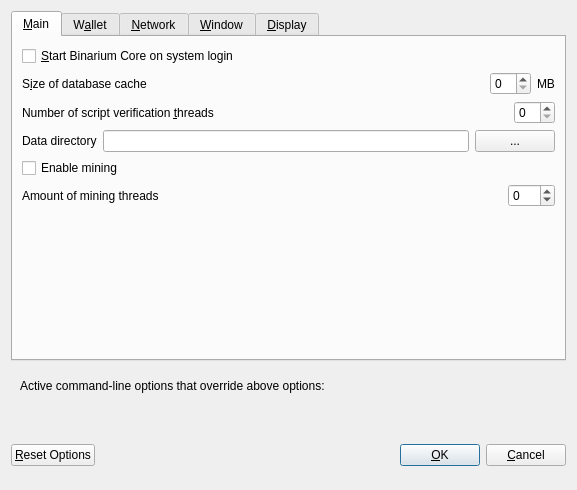
Qt form src/qt/forms/optionsdialog.ui (binariumpay/binarium) before a commit.
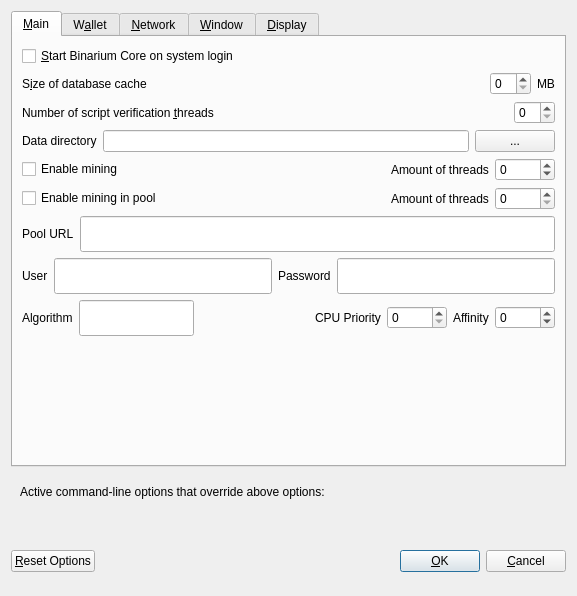
The same form after that commit. Custom widgets are drawn as their Qt base class.

Patch:
```diff
--- a/src/qt/forms/optionsdialog.ui
+++ b/src/qt/forms/optionsdialog.ui
@@ -7,7 +7,7 @@
     <x>0</x>
     <y>0</y>
     <width>577</width>
-    <height>490</height>
+    <height>596</height>
    </rect>
   </property>
   <property name="windowTitle">
@@ -166,19 +166,12 @@
          </item>
         </layout>
        </item>
-       <item>
-        <widget class="QCheckBox" name="cbEnableMining">
-         <property name="text">
-          <string>Enable mining</string>
-         </property>
-        </widget>
-       </item>
        <item>
         <layout class="QHBoxLayout" name="horizontalLayout_3">
          <item>
-          <widget class="QLabel" name="lbMiningThreads">
+          <widget class="QCheckBox" name="cbEnableMining">
            <property name="text">
-            <string>Amount of mining threads</string>
+            <string>Enable mining</string>
            </property>
           </widget>
          </item>
@@ -195,8 +188,27 @@
            </property>
           </spacer>
          </item>
+         <item>
+          <widget class="QLabel" name="lbMiningThreads">
+           <property name="text">
+            <string>Amount of threads</string>
+           </property>
+          </widget>
+         </item>
          <item>
           <widget class="QSpinBox" name="spinboxAmountOfMiningThreads">
+           <property name="minimumSize">
+            <size>
+             <width>60</width>
+             <height>0</height>
+            </size>
+           </property>
+           <property name="maximumSize">
+            <size>
+             <width>60</width>
+             <height>16777215</height>
+            </size>
+           </property>
            <property name="toolTip">
             <string>Amount of mining threads should be less of equal than amount of your CPU threads. -1 means : Use all cores.</string>
            </property>
@@ -210,6 +222,264 @@
          </item>
         </layout>
        </item>
+       <item>
+        <layout class="QHBoxLayout" name="horizontalLayout_4">
+         <property name="bottomMargin">
+          <number>0</number>
+         </property>
+         <item>
+          <widget class="QCheckBox" name="cbEnableMiningInPool">
+           <property name="text">
+            <string>Enable mining in pool</string>
+           </property>
+          </widget>
+         </item>
+         <item>
+          <spacer name="horizontalSpacer_3">
+           <property name="orientation">
+            <enum>Qt::Horizontal</enum>
+           </property>
+           <property name="sizeHint" stdset="0">
+            <size>
+             <width>40</width>
+             <height>20</height>
+            </size>
+           </property>
+          </spacer>
+         </item>
+         <item>
+          <widget class="QLabel" name="label_4">
+           <property name="text">
+            <string>Amount of threads</string>
+           </property>
+          </widget>
+         </item>
+         <item>
+          <widget class="QSpinBox" name="spinboxAmountOfPoolMiningThreads">
+           <property name="minimumSize">
+            <size>
+             <width>60</width>
+             <height>0</height>
+            </size>
+           </property>
+           <property name="maximumSize">
+            <size>
+             <width>60</width>
+             <height>16777215</height>
+            </size>
+           </property>
+           <property name="toolTip">
+            <string>Amount of mining threads should be less of equal than amount of your CPU threads. -1 means : Use all cores.</string>
+           </property>
+          </widget>
+         </item>
+        </layout>
+       </item>
+       <item>
+        <layout class="QHBoxLayout" name="horizontalLayout_5">
+         <property name="bottomMargin">
+          <number>0</number>
+         </property>
+         <item>
+          <widget class="QLabel" name="label_5">
+           <property name="text">
+            <string>Pool URL</string>
+           </property>
+          </widget>
+         </item>
+         <item>
+          <widget class="QLineEdit" name="edPoolURL">
+           <property name="minimumSize">
+            <size>
+             <width>0</width>
+             <height>36</height>
+            </size>
+           </property>
+           <property name="maximumSize">
+            <size>
+             <width>16777215</width>
+             <height>36</height>
+            </size>
+           </property>
+           <property name="baseSize">
+            <size>
+             <width>0</width>
+             <height>0</height>
+            </size>
+           </property>
+           <property name="toolTip">
+            <string>Place here pool URL, like stratum+tcp://pool.binarium.money:3001 .</string>
+           </property>
+          </widget>
+         </item>
+        </layout>
+       </item>
+       <item>
+        <layout class="QHBoxLayout" name="horizontalLayout_6">
+         <property name="bottomMargin">
+          <number>0</number>
+         </property>
+         <item>
+          <widget class="QLabel" name="label_7">
+           <property name="text">
+            <string>User</string>
+           </property>
+          </widget>
+         </item>
+         <item>
+          <widget class="QLineEdit" name="edUser">
+           <property name="minimumSize">
+            <size>
+             <width>0</width>
+             <height>36</height>
+            </size>
+           </property>
+           <property name="maximumSize">
+            <size>
+             <width>16777215</width>
+             <height>36</height>
+            </size>
+           </property>
+           <property name="toolTip">
+            <string>Place here your Binariums receive address, you can generate one on Receive tab of wallet.</string>
+           </property>
+          </widget>
+         </item>
+         <item>
+          <widget class="QLabel" name="label_6">
+           <property name="text">
+            <string>Password</string>
+           </property>
+          </widget>
+         </item>
+         <item>
+          <widget class="QLineEdit" name="edPassword">
+           <property name="minimumSize">
+            <size>
+             <width>0</width>
+             <height>36</height>
+            </size>
+           </property>
+           <property name="maximumSize">
+            <size>
+             <width>16777215</width>
+             <height>36</height>
+            </size>
+           </property>
+           <property name="toolTip">
+            <string>Password for your account on pool.</string>
+           </property>
+          </widget>
+         </item>
+        </layout>
+       </item>
+       <item>
+        <layout class="QHBoxLayout" name="horizontalLayout_7">
+         <property name="bottomMargin">
+          <number>0</number>
+         </property>
+         <item>
+          <widget class="QLabel" name="label_8">
+           <property name="text">
+            <string>Algorithm</string>
+           </property>
+          </widget>
+         </item>
+         <item>
+          <widget class="QLineEdit" name="edPoolMiningAlgorithm">
+           <property name="minimumSize">
+            <size>
+             <width>0</width>
+             <height>36</height>
+            </size>
+           </property>
+           <property name="maximumSize">
+            <size>
+             <width>16777215</width>
+             <height>36</height>
+            </size>
+           </property>
+           <property name="toolTip">
+            <string>Hashing algorithm, for Binarium it should be Binarium_hash_v1 .</string>
+           </property>
+          </widget>
+         </item>
+         <item>
+          <spacer name="horizontalSpacer_5">
+           <property name="orientation">
+            <enum>Qt::Horizontal</enum>
+           </property>
+           <property name="sizeHint" stdset="0">
+            <size>
+             <width>40</width>
+             <height>20</height>
+            </size>
+           </property>
+          </spacer>
+         </item>
+         <item>
+          <widget class="QLabel" name="label_9">
+           <property name="text">
+            <string>CPU Priority</string>
+           </property>
+          </widget>
+         </item>
+         <item>
+          <widget class="QSpinBox" name="spinboxPoolMinerCPUPriority">
+           <property name="minimumSize">
+            <size>
+             <width>60</width>
+             <height>0</height>
+            </size>
+           </property>
+           <property name="maximumSize">
+            <size>
+             <width>60</width>
+             <height>16777215</height>
+            </size>
+           </property>
+           <property name="toolTip">
+            <string>CPU priority of pool-mining threads : 0 - 5.</string>
+           </property>
+           <property name="minimum">
+            <number>0</number>
+           </property>
+           <property name="maximum">
+            <number>5</number>
+           </property>
+          </widget>
+         </item>
+         <item>
+          <widget class="QLabel" name="label_10">
+           <property name="text">
+            <string>Affinity</string>
+           </property>
+          </widget>
+         </item>
+         <item>
+          <widget class="QSpinBox" name="spinboxPoolMinerCPUAffinity">
+           <property name="minimumSize">
+            <size>
+             <width>60</width>
+             <height>0</height>
+            </size>
+           </property>
+           <property name="maximumSize">
+            <size>
+             <width>60</width>
+             <height>16777215</height>
+            </size>
+           </property>
+           <property name="toolTip">
+            <string>Set process affinity to cpu core(s), mask 0x3 for cores 0 and 1.</string>
+           </property>
+           <property name="minimum">
+            <number>-1</number>
+           </property>
+          </widget>
+         </item>
+        </layout>
+       </item>
        <item>
         <widget class="QLabel" name="lbDataDirMessage">
          <property name="text">
```
Left out of the diff: 6 changed lines with no effect on the pictures.
